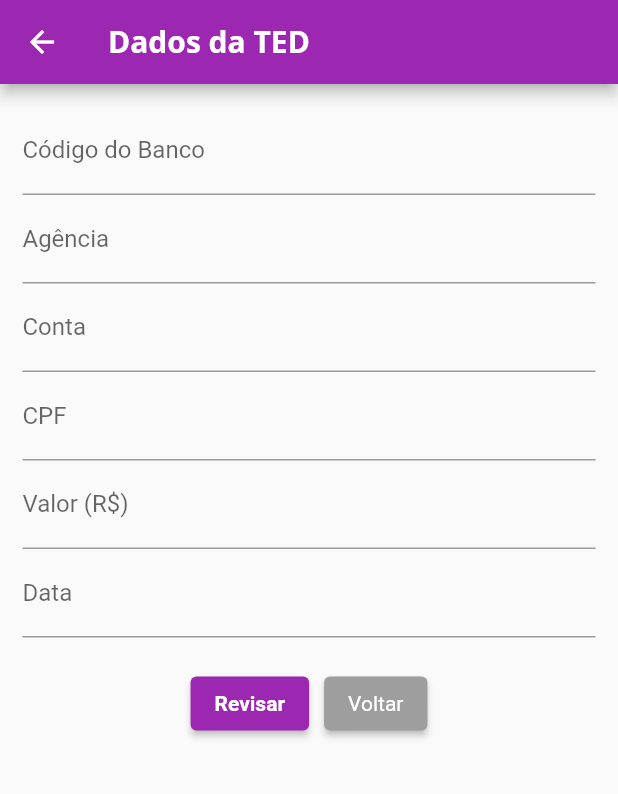
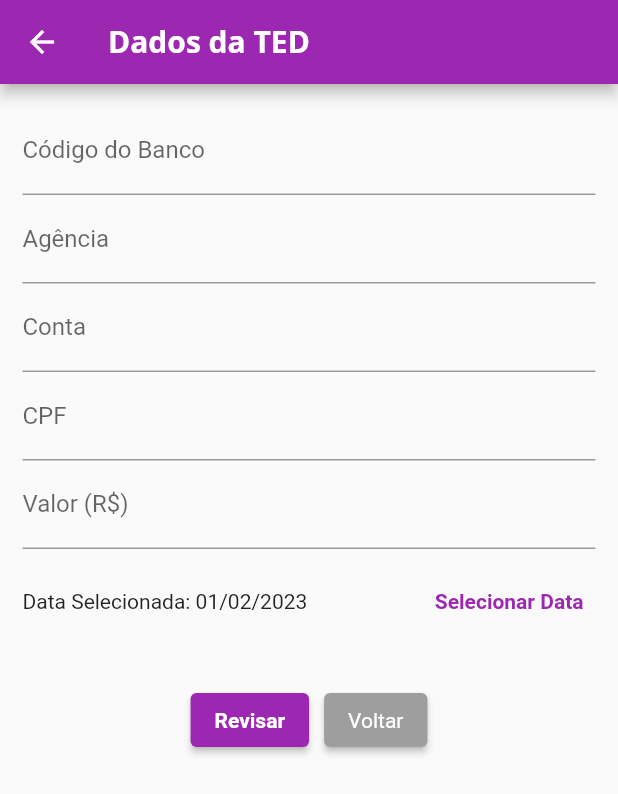
Before and after one commit to araquelos/araquelos.flutter, a Flutter app: the TedFormulario screen opened by its route, on a phone screen of 412 x 824 dp. Shown: the top 794 px of the screen. Run offline on Flutter 3.47's test engine with Material 2 defaults, Android fonts, the phone set to English and light mode, and no system bars.

Commit message:
chamar datapicket ao inves do InputDatePickerFormField

```diff
--- a/desafio_vibe/lib/paginas/ted_formulario.dart
+++ b/desafio_vibe/lib/paginas/ted_formulario.dart
@@ -26,6 +26,30 @@ class Formulario extends StatefulWidget {
 }
 
 class _FormularioState extends State<Formulario> {
+  final _codBancoController = TextEditingController();
+  final _agenciaController = TextEditingController();
+  final _contaController = TextEditingController();
+  final _cpfController = TextEditingController();
+  final _valorController = TextEditingController();
+  DateTime? _selectedDate = DateTime.now();
+
+  _showDatePicker() {
+    showDatePicker(
+      context: context,
+      firstDate: DateTime.now(),
+      lastDate: DateTime.now().add(const Duration(days: 30)),
+      initialDate: DateTime.now(),
+    ).then((pickedDate) {
+      if (pickedDate == null) {
+        return;
+      }
+
+      setState(() {
+        _selectedDate = pickedDate;
+      });
+    });
+  }
+
   @override
   Widget build(BuildContext context) {
     final _form = GlobalKey<FormState>();
@@ -39,6 +63,8 @@ class _FormularioState extends State<Formulario> {
           children: <Widget>[
             TextFormField(
               decoration: const InputDecoration(labelText: 'Código do Banco'),
+              controller: _codBancoController,
+              keyboardType: TextInputType.number,
               validator: (value) {
                 if (value == null || value.trim().isEmpty) {
                   return 'Código do Banco é obrigatório';
@@ -51,6 +77,8 @@ class _FormularioState extends State<Formulario> {
             ),
             TextFormField(
               decoration: const InputDecoration(labelText: 'Agência'),
+              controller: _agenciaController,
+              keyboardType: TextInputType.number,
               validator: (value) {
                 if (value == null || value.trim().isEmpty) {
                   return 'Agência é obrigatória';
@@ -63,6 +91,8 @@ class _FormularioState extends State<Formulario> {
             ),
             TextFormField(
               decoration: const InputDecoration(labelText: 'Conta'),
+              controller: _contaController,
+              keyboardType: TextInputType.number,
               validator: (value) {
                 if (value == null || value.trim().isEmpty) {
                   return 'Conta é obrigatória';
@@ -75,6 +105,8 @@ class _FormularioState extends State<Formulario> {
             ),
             TextFormField(
               decoration: const InputDecoration(labelText: 'CPF'),
+              controller: _cpfController,
+              keyboardType: TextInputType.number,
               validator: (value) {
                 if (value == null || value.trim().isEmpty) {
                   return 'CPF é obrigatório';
@@ -87,6 +119,9 @@ class _FormularioState extends State<Formulario> {
             ),
             TextFormField(
               decoration: const InputDecoration(labelText: 'Valor (R\$)'),
+              controller: _valorController,
+              keyboardType:
+                  const TextInputType.numberWithOptions(decimal: true),
               validator: (value) {
                 if (value == null || value.trim().isEmpty) {
                   return 'Valor é obrigatório';
@@ -97,11 +132,28 @@ class _FormularioState extends State<Formulario> {
               },
               onSaved: (value) => _formTed['valor'] = value!,
             ),
-            InputDatePickerFormField(
-              firstDate: DateTime.now(),
-              lastDate: DateTime.now().add(const Duration(days: 30)),
-              fieldLabelText: 'Data',
-              onDateSaved: (value) => _formTed['data'] = value,
+            SizedBox(
+              height: 70,
+              child: Row(
+                children: <Widget>[
+                  Expanded(
+                    child: Text(
+                      _selectedDate == null
+                          ? 'Nenhuma data selecionada!'
+                          : 'Data Selecionada: ${DateFormat('dd/MM/y').format(_selectedDate!)}',
+                    ),
+                  ),
+                  TextButton(
+                    child: const Text(
+                      'Selecionar Data',
+                      style: TextStyle(
+                        fontWeight: FontWeight.bold,
+                      ),
+                    ),
+                    onPressed: _showDatePicker,
+                  )
+                ],
+              ),
             ),
             Container(
               padding: const EdgeInsets.all(20),
@@ -121,6 +173,10 @@ class _FormularioState extends State<Formulario> {
 
                         if (isValid == true) {
                           _form.currentState?.save();
+                          /*if (_selectedDate == null) {
+                            return;
+                          }*/
+                          _formTed['data'] = _selectedDate!;
                           Navigator.of(context).pushNamed(
                             AppRotas.tedRevisar,
                             arguments: _formTed,
```
